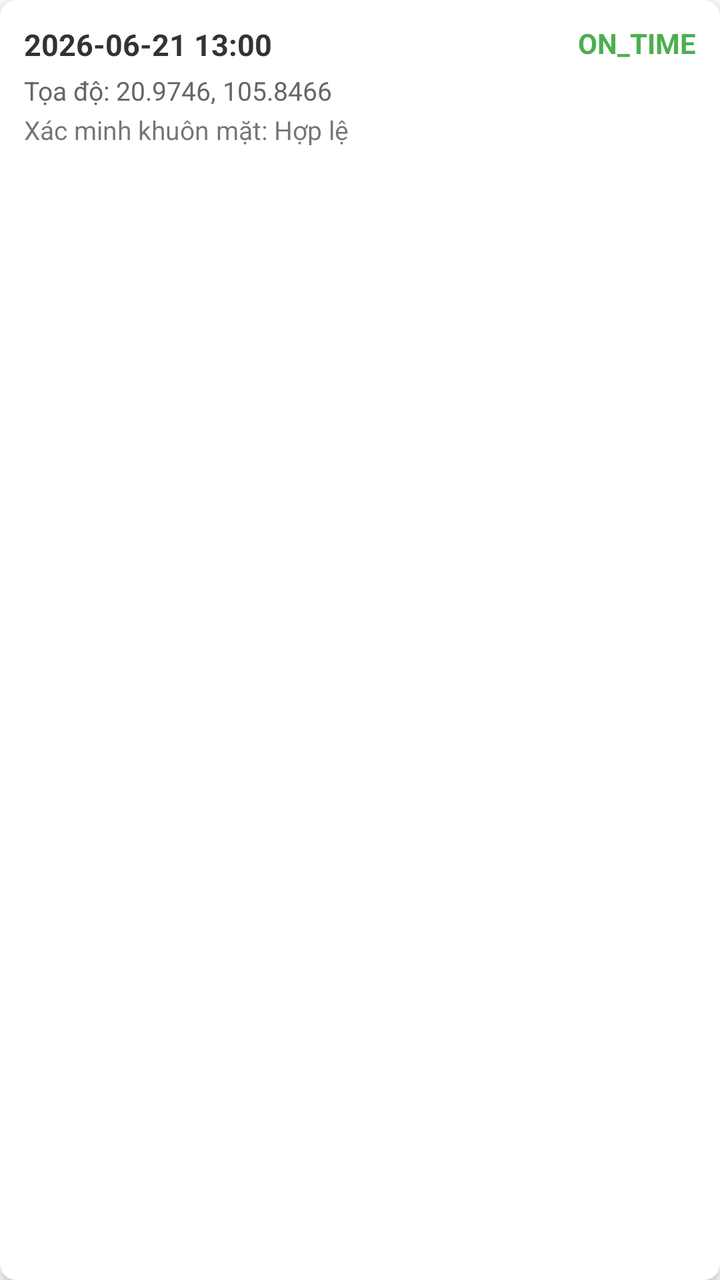
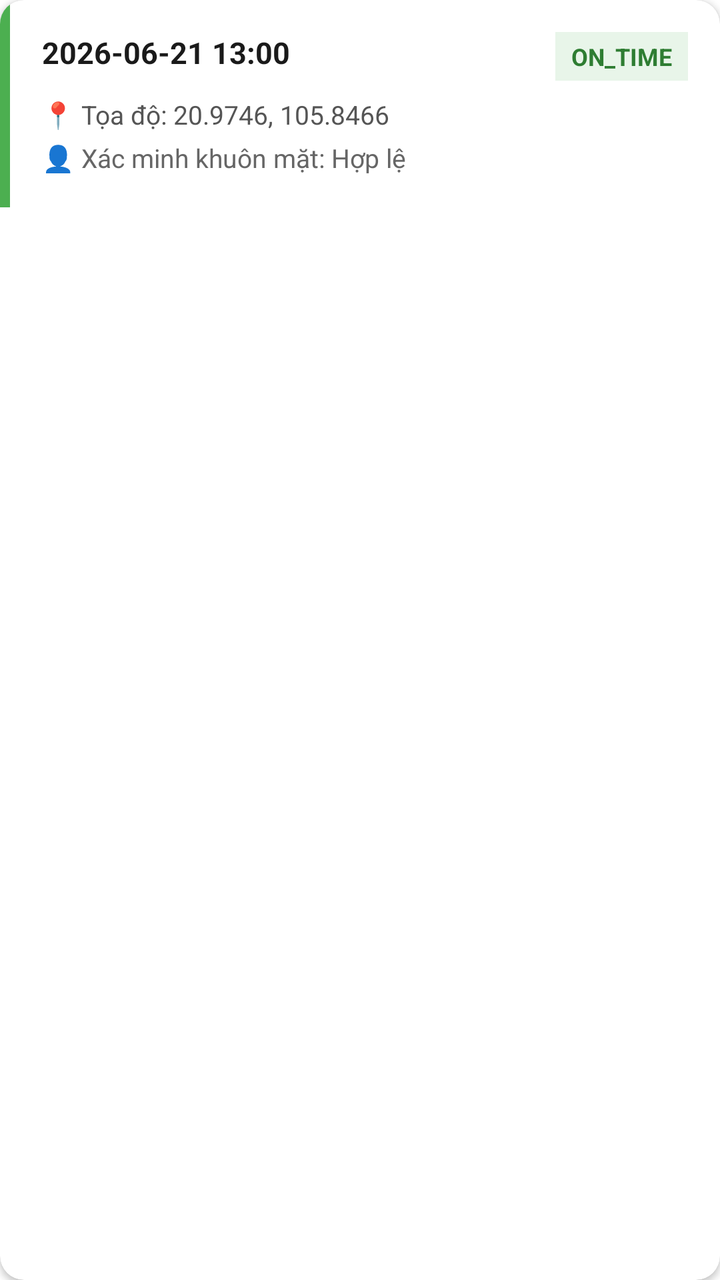

The first picture is an Android layout as it rendered before a commit; the second is the same layout after the commit. The layout source and the unified diff follow.
<!-- AndroidManifest.xml: application theme Theme.Theodoi -->
<!-- res/layout/item_checkin_history.xml -->
<?xml version="1.0" encoding="utf-8"?>
<androidx.cardview.widget.CardView xmlns:android="http://schemas.android.com/apk/res/android"
    xmlns:app="http://schemas.android.com/apk/res-auto"
    android:layout_width="match_parent"
    android:layout_height="wrap_content"
    android:layout_marginHorizontal="12dp"
    android:layout_marginVertical="6dp"
    app:cardCornerRadius="8dp"
    app:cardElevation="3dp">

    <LinearLayout
        android:layout_width="match_parent"
        android:layout_height="wrap_content"
        android:orientation="vertical"
        android:padding="12dp">

        <RelativeLayout
            android:layout_width="match_parent"
            android:layout_height="wrap_content">

            <TextView
                android:id="@+id/txtTime"
                android:layout_width="wrap_content"
                android:layout_height="wrap_content"
                android:text="2026-06-21 13:00"
                android:textStyle="bold"
                android:textColor="#333333"
                android:textSize="15sp" />

            <TextView
                android:id="@+id/txtStatus"
                android:layout_width="wrap_content"
                android:layout_height="wrap_content"
                android:layout_alignParentEnd="true"
                android:text="ON_TIME"
                android:textColor="#4CAF50"
                android:textStyle="bold" />
        </RelativeLayout>

        <TextView
            android:id="@+id/txtCoordinates"
            android:layout_width="match_parent"
            android:layout_height="wrap_content"
            android:layout_marginTop="4dp"
            android:text="Tọa độ: 20.9746, 105.8466"
            android:textColor="#666666"
            android:textSize="13sp" />

        <TextView
            android:id="@+id/txtFaceVerification"
            android:layout_width="match_parent"
            android:layout_height="wrap_content"
            android:layout_marginTop="2dp"
            android:text="Xác minh khuôn mặt: Hợp lệ"
            android:textSize="13sp" />
    </LinearLayout>
</androidx.cardview.widget.CardView>
<!-- resources referenced by this layout -->
<resources>
  <style name="Theme.Theodoi" parent="Theme.MaterialComponents.DayNight.NoActionBar">
          
      </style>
</resources>

<!-- the commit's change to res/layout/item_checkin_history.xml (unified diff, before → after) -->
@@ -3,55 +3,74 @@
     xmlns:app="http://schemas.android.com/apk/res-auto"
     android:layout_width="match_parent"
     android:layout_height="wrap_content"
-    android:layout_marginHorizontal="12dp"
-    android:layout_marginVertical="6dp"
-    app:cardCornerRadius="8dp"
-    app:cardElevation="3dp">
+    android:layout_marginHorizontal="16dp"
+    android:layout_marginVertical="8dp"
+    app:cardCornerRadius="12dp"
+    app:cardElevation="2dp"
+    app:cardBackgroundColor="@android:color/white">
 
     <LinearLayout
         android:layout_width="match_parent"
         android:layout_height="wrap_content"
-        android:orientation="vertical"
-        android:padding="12dp">
+        android:orientation="horizontal">
 
-        <RelativeLayout
+        <View
+            android:id="@+id/viewStatusIndicator"
+            android:layout_width="5dp"
+            android:layout_height="match_parent"
+            android:background="#4CAF50" />
+
+        <LinearLayout
             android:layout_width="match_parent"
-            android:layout_height="wrap_content">
+            android:layout_height="wrap_content"
+            android:orientation="vertical"
+            android:padding="16dp">
+
+            <RelativeLayout
+                android:layout_width="match_parent"
+                android:layout_height="wrap_content"
+                android:layout_marginBottom="8dp">
+
+                <TextView
+                    android:id="@+id/txtTime"
+                    android:layout_width="wrap_content"
+                    android:layout_height="wrap_content"
+                    android:text="2026-06-21 13:00"
+                    android:textStyle="bold"
+                    android:textColor="#1A1A1A"
+                    android:textSize="15sp"
+                    android:layout_alignParentStart="true" />
+
+                <TextView
+                    android:id="@+id/txtStatus"
+                    android:layout_width="wrap_content"
+                    android:layout_height="wrap_content"
+                    android:layout_alignParentEnd="true"
+                    android:text="ON_TIME"
+                    android:textColor="#2E7D32"
+                    android:textStyle="bold"
+                    android:textSize="12sp"
+                    android:background="#E8F5E9"
+                    android:paddingHorizontal="8dp"
+                    android:paddingVertical="4dp" />
+            </RelativeLayout>
 
             <TextView
-                android:id="@+id/txtTime"
-                android:layout_width="wrap_content"
+                android:id="@+id/txtCoordinates"
+                android:layout_width="match_parent"
                 android:layout_height="wrap_content"
-                android:text="2026-06-21 13:00"
-                android:textStyle="bold"
-                android:textColor="#333333"
-                android:textSize="15sp" />
+                android:text="📍 Tọa độ: 20.9746, 105.8466"
+                android:textColor="#555555"
+                android:textSize="13sp"
+                android:layout_marginBottom="4dp"/>
 
             <TextView
-                android:id="@+id/txtStatus"
-                android:layout_width="wrap_content"
+                android:id="@+id/txtFaceVerification"
+                android:layout_width="match_parent"
                 android:layout_height="wrap_content"
-                android:layout_alignParentEnd="true"
-                android:text="ON_TIME"
-                android:textColor="#4CAF50"
-                android:textStyle="bold" />
-        </RelativeLayout>
-
-        <TextView
-            android:id="@+id/txtCoordinates"
-            android:layout_width="match_parent"
-            android:layout_height="wrap_content"
-            android:layout_marginTop="4dp"
-            android:text="Tọa độ: 20.9746, 105.8466"
-            android:textColor="#666666"
-            android:textSize="13sp" />
-
-        <TextView
-            android:id="@+id/txtFaceVerification"
-            android:layout_width="match_parent"
-            android:layout_height="wrap_content"
-            android:layout_marginTop="2dp"
-            android:text="Xác minh khuôn mặt: Hợp lệ"
-            android:textSize="13sp" />
+                android:text="👤 Xác minh khuôn mặt: Hợp lệ"
+                android:textColor="#666666"
+                android:textSize="13sp" />
+        </LinearLayout>
     </LinearLayout>
 </androidx.cardview.widget.CardView>
